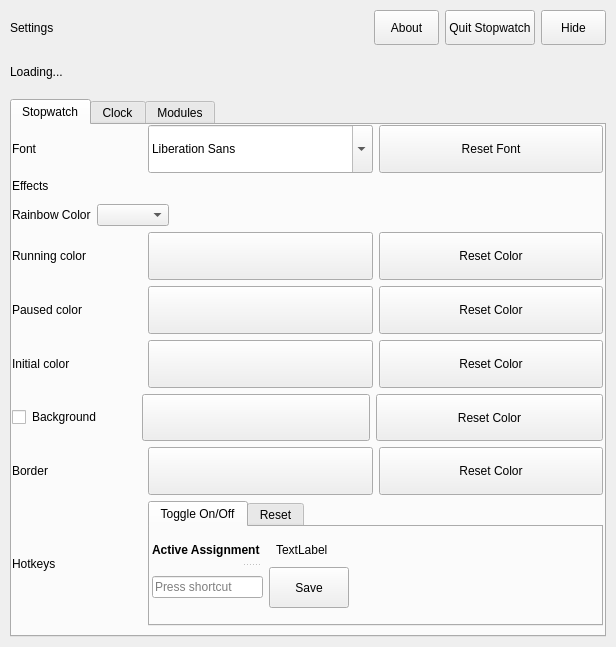
Bo0sted/phasmophobia-stopwatch-timer, file stopwatchinteractiveeditor.ui: the form before one commit.
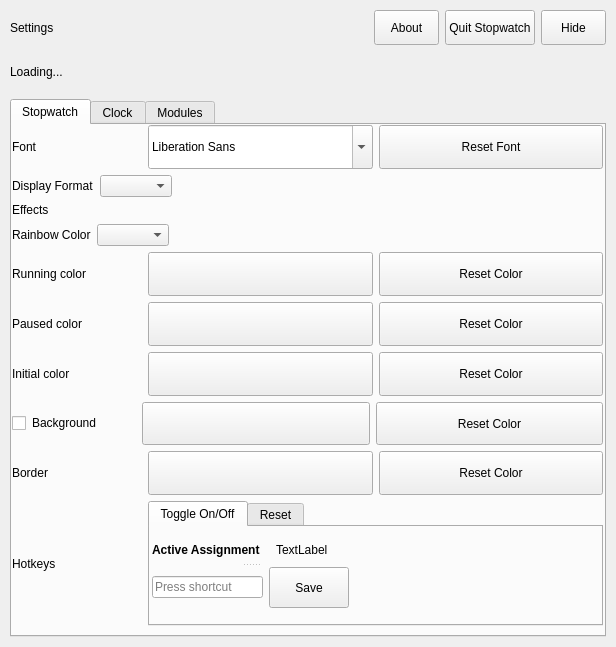
The form after the commit.

Commit message: added display options for stopwatch

```diff
--- a/stopwatchinteractiveeditor.ui
+++ b/stopwatchinteractiveeditor.ui
@@ -362,6 +362,40 @@
             </item>
            </layout>
           </item>
+          <item>
+           <layout class="QHBoxLayout" name="horizontalLayout_16">
+            <item>
+             <widget class="QLabel" name="label_8">
+              <property name="text">
+               <string>Display Format</string>
+              </property>
+             </widget>
+            </item>
+            <item>
+             <widget class="QComboBox" name="formatTimeComboBox">
+              <property name="maximumSize">
+               <size>
+                <width>200</width>
+                <height>16777215</height>
+               </size>
+              </property>
+             </widget>
+            </item>
+            <item>
+             <spacer name="horizontalSpacer_3">
+              <property name="orientation">
+               <enum>Qt::Orientation::Horizontal</enum>
+              </property>
+              <property name="sizeHint" stdset="0">
+               <size>
+                <width>40</width>
+                <height>20</height>
+               </size>
+              </property>
+             </spacer>
+            </item>
+           </layout>
+          </item>
           <item>
            <layout class="QVBoxLayout" name="verticalLayout_2">
             <item>
```
The commit also changes 8 other files.
